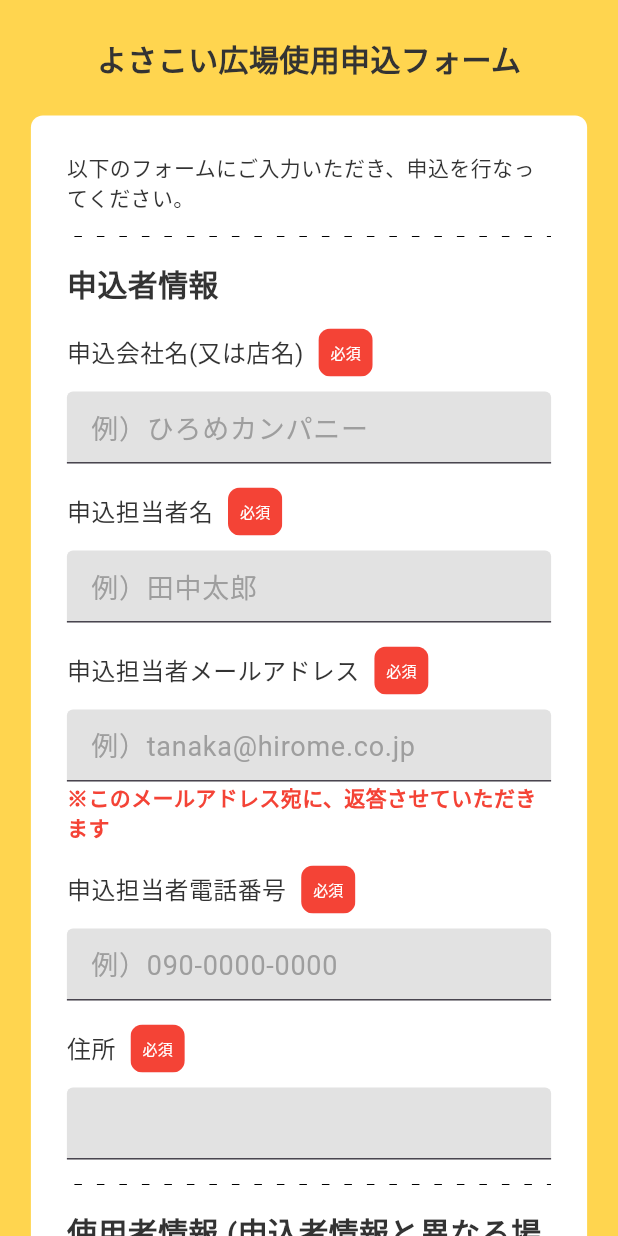
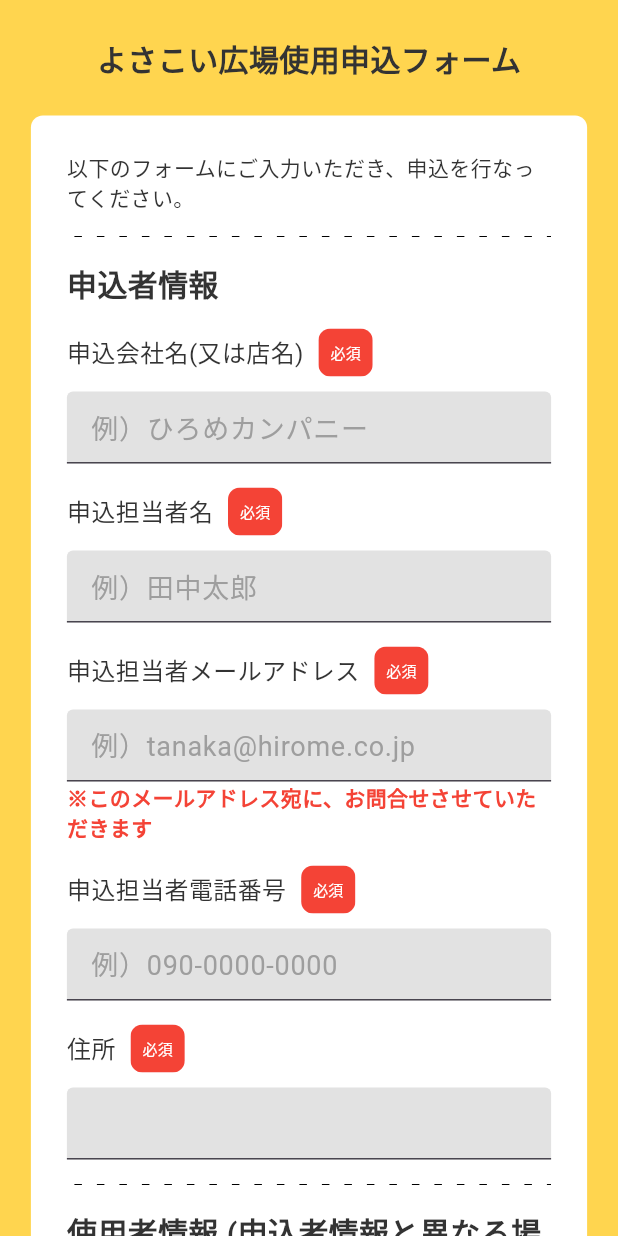
Before and after one commit to agora-creation/miel_work_request_square_web, a Flutter app: the screen it shows after launch, on a phone screen of 412 x 824 dp. Run offline on Flutter 3.47's test engine with Material 3 defaults, Android fonts, the light colour scheme and no system bars; our stand-ins replace calendar_date_picker2, cloud_firestore, file_picker, firebase_auth, firebase_core, firebase_messaging and 6 more; missing offline and left inert: alert_banner, board_datetime_picker, common_utils; accounts and stored records are empty; Roboto replaces fonts that are missing (SourceHanSansJP-Bold, SourceHanSansJP-Regular).

Commit message:
20241203 commit

```diff
--- a/lib/screens/step1.dart
+++ b/lib/screens/step1.dart
@@ -153,7 +153,7 @@ class _Step1ScreenState extends State<Step1Screen> {
                     ),
                   ),
                   const Text(
-                    '※このメールアドレス宛に、返答させていただきます',
+                    '※このメールアドレス宛に、お問合せさせていただきます',
                     style: TextStyle(
                       color: kRedColor,
                       fontWeight: FontWeight.bold,
```
Also changed, not shown: 1 other file.
